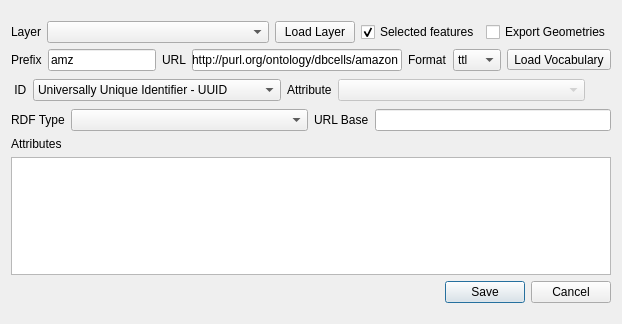
LambdaGeo/qgisparql-layer2triple, file Layer2Triple_dialog_base.ui: the form before one commit.
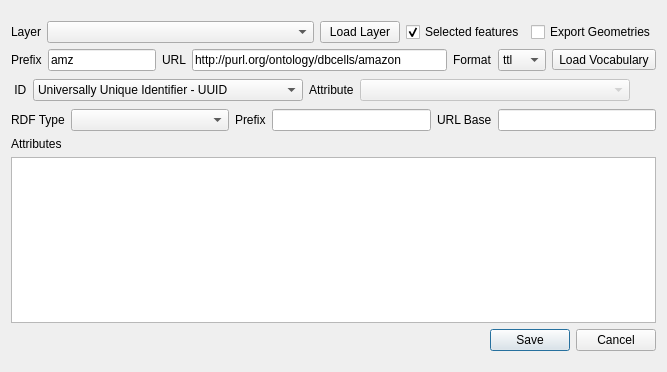
The form after the commit.

```diff
--- a/Layer2Triple_dialog_base.ui
+++ b/Layer2Triple_dialog_base.ui
@@ -6,8 +6,8 @@
    <rect>
     <x>0</x>
     <y>0</y>
-    <width>622</width>
-    <height>324</height>
+    <width>667</width>
+    <height>372</height>
    </rect>
   </property>
   <property name="sizePolicy">
@@ -299,6 +299,16 @@
            </property>
           </widget>
          </item>
+         <item>
+          <widget class="QLabel" name="label_7">
+           <property name="text">
+            <string>Prefix</string>
+           </property>
+          </widget>
+         </item>
+         <item>
+          <widget class="QLineEdit" name="linePrefix2"/>
+         </item>
          <item>
           <widget class="QLabel" name="label_6">
            <property name="text">
```
Left out of the diff: 2 changed lines with no effect on the pictures.
